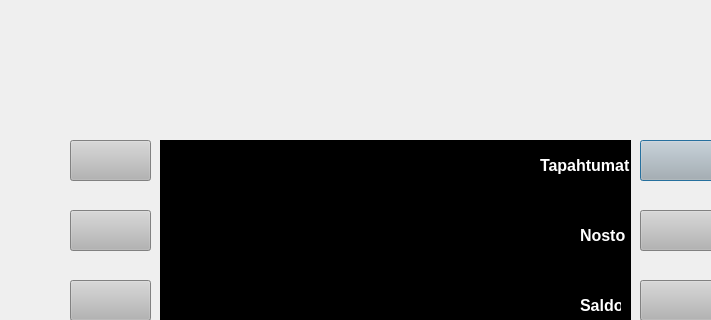
Qt form bank_automat/paaikkuna.ui (nikopippuri/atm-project) before a commit; both pictures show x 0 to 711 and y 0 to 320 of the 800 by 600 pixel window.
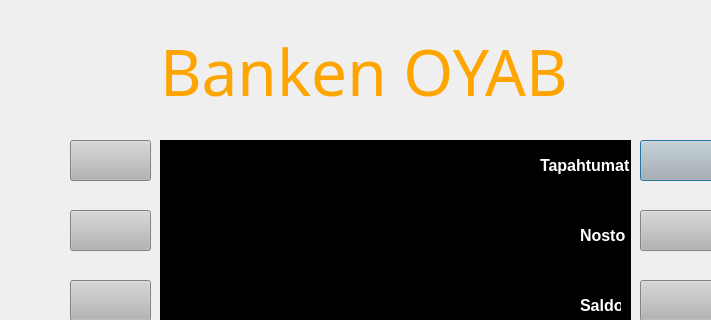
The same form after that commit.

Patch:
```diff
--- a/bank_automat/paaikkuna.ui
+++ b/bank_automat/paaikkuna.ui
@@ -585,6 +585,28 @@
     <string/>
    </property>
   </widget>
+  <widget class="QLabel" name="label">
+   <property name="geometry">
+    <rect>
+     <x>160</x>
+     <y>0</y>
+     <width>471</width>
+     <height>141</height>
+    </rect>
+   </property>
+   <property name="font">
+    <font>
+     <family>Cooper Black</family>
+     <pointsize>48</pointsize>
+    </font>
+   </property>
+   <property name="styleSheet">
+    <string notr="true">color: orange;</string>
+   </property>
+   <property name="text">
+    <string>Banken OYAB</string>
+   </property>
+  </widget>
   <zorder>label_2</zorder>
   <zorder>btnFetchTransactions</zorder>
   <zorder>btn0</zorder>
```
Left out of the diff: 1 changed line with no effect on the pictures.
